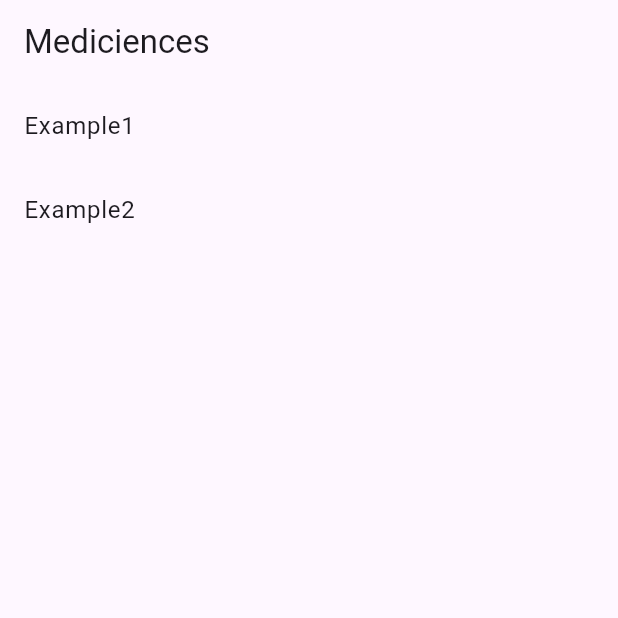
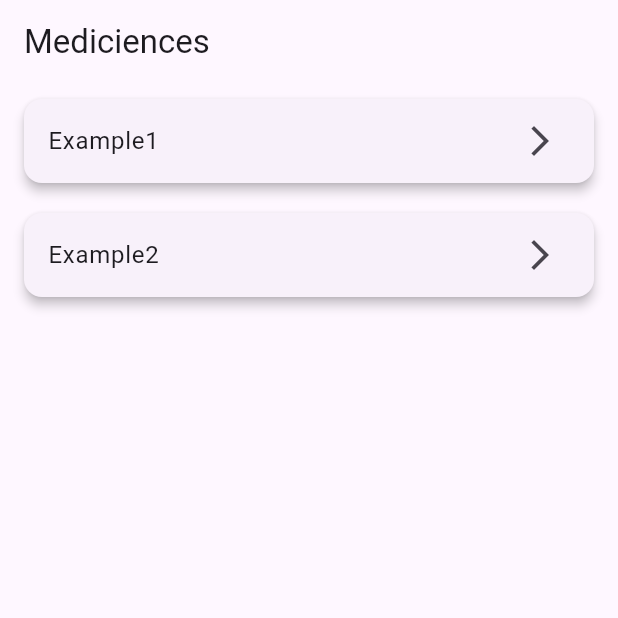
Before and after one commit to Team7466/cymed, a Flutter app: the screen it shows after launch, on a phone screen of 412 x 824 dp, the top half of it. Run offline on Flutter 3.47's test engine with Material 3 defaults, Android fonts, the phone set to English and light mode, and no system bars.

Commit message:
Listelenen itemlerin görünümü kart görünümü ile değiştirildi. Üstlerine tıkalnıldığında ne olacağına dair kod yazıldı.

```diff
--- a/lib/mainScreen.dart
+++ b/lib/mainScreen.dart
@@ -16,8 +16,28 @@ class _MainScreenState extends State<MainScreen> {
       appBar: AppBar(title: const Text("Mediciences")),
       body: ListView.builder(
         itemCount: mediciences.length,
-        itemBuilder: (context, index) =>
-            ListTile(title: Text(mediciences[index])),
+        itemBuilder: (context, index) {
+          return Padding(
+            padding: const EdgeInsets.symmetric(
+              horizontal: 12.0,
+              vertical: 6.0,
+            ),
+            child: Card(
+              shape: RoundedRectangleBorder(
+                borderRadius: BorderRadius.circular(12),
+              ),
+              elevation: 3,
+              child: ListTile(
+                title: Text(mediciences[index]),
+                trailing: const Icon(Icons.arrow_forward_ios),
+                onTap: () {
+                  //Navigator.push(context, MaterialPageRoute(builder: (BuildContext context)=> const medicienceInfo))
+                  // Üstteki kod satırı diğer dosyalarla birleştirildiğinde açılacak
+                },
+              ),
+            ),
+          );
+        },
       ),
     );
   }
```
